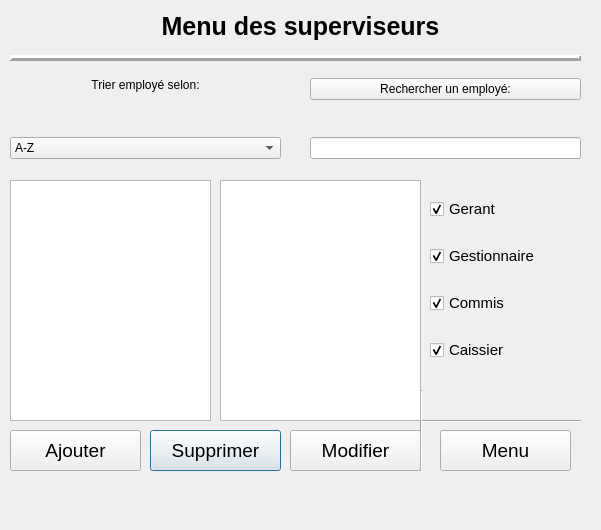
Before: the Qt Designer form UI/MenuSuperviseur.ui in LePerron/Application-gestion-employes-projet-session-2023, drawn with Qt 5.
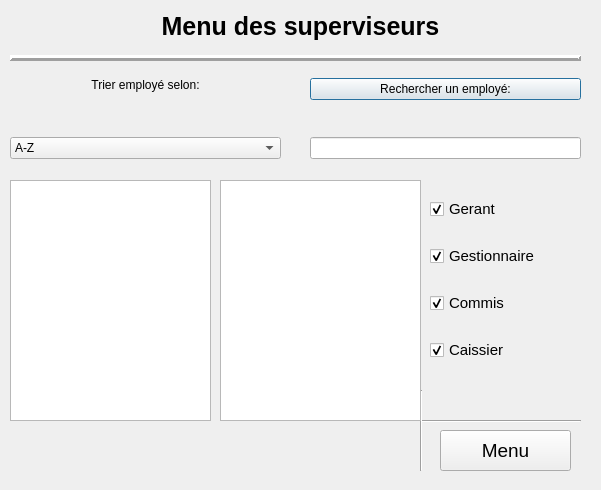
After: the same form once the commit is applied.

Diff of the .ui file:
```diff
--- a/UI/MenuSuperviseur.ui
+++ b/UI/MenuSuperviseur.ui
@@ -7,7 +7,7 @@
     <x>0</x>
     <y>0</y>
     <width>601</width>
-    <height>530</height>
+    <height>490</height>
    </rect>
   </property>
   <property name="windowTitle">
@@ -20,8 +20,8 @@
    <property name="geometry">
     <rect>
      <x>10</x>
-     <y>480</y>
-     <width>571</width>
+     <y>430</y>
+     <width>401</width>
      <height>31</height>
     </rect>
    </property>
@@ -105,30 +105,6 @@
     </item>
    </layout>
   </widget>
-  <widget class="QPushButton" name="pushButtonSupprimerEmploye">
-   <property name="geometry">
-    <rect>
-     <x>150</x>
-     <y>430</y>
-     <width>131</width>
-     <height>41</height>
-    </rect>
-   </property>
-   <property name="sizePolicy">
-    <sizepolicy hsizetype="Minimum" vsizetype="Fixed">
-     <horstretch>0</horstretch>
-     <verstretch>7</verstretch>
-    </sizepolicy>
-   </property>
-   <property name="font">
-    <font>
-     <pointsize>14</pointsize>
-    </font>
-   </property>
-   <property name="text">
-    <string>Supprimer</string>
-   </property>
-  </widget>
   <widget class="Line" name="line_3">
    <property name="geometry">
     <rect>
@@ -200,30 +176,6 @@
     </item>
    </layout>
   </widget>
-  <widget class="QPushButton" name="pushButtonAjouterEmploye">
-   <property name="geometry">
-    <rect>
-     <x>10</x>
-     <y>430</y>
-     <width>131</width>
-     <height>41</height>
-    </rect>
-   </property>
-   <property name="sizePolicy">
-    <sizepolicy hsizetype="Minimum" vsizetype="Fixed">
-     <horstretch>0</horstretch>
-     <verstretch>10</verstretch>
-    </sizepolicy>
-   </property>
-   <property name="font">
-    <font>
-     <pointsize>14</pointsize>
-    </font>
-   </property>
-   <property name="text">
-    <string>Ajouter</string>
-   </property>
-  </widget>
   <widget class="Line" name="line_2">
    <property name="geometry">
     <rect>
@@ -256,30 +208,6 @@
     <enum>Qt::Horizontal</enum>
    </property>
   </widget>
-  <widget class="QPushButton" name="pushButtonModifierEmploye">
-   <property name="geometry">
-    <rect>
-     <x>290</x>
-     <y>430</y>
-     <width>131</width>
-     <height>41</height>
-    </rect>
-   </property>
-   <property name="sizePolicy">
-    <sizepolicy hsizetype="Minimum" vsizetype="Fixed">
-     <horstretch>0</horstretch>
-     <verstretch>11</verstretch>
-    </sizepolicy>
-   </property>
-   <property name="font">
-    <font>
-     <pointsize>14</pointsize>
-    </font>
-   </property>
-   <property name="text">
-    <string>Modifier</string>
-   </property>
-  </widget>
   <widget class="QPushButton" name="pushButtonRetournerMenu">
    <property name="geometry">
     <rect>
```
